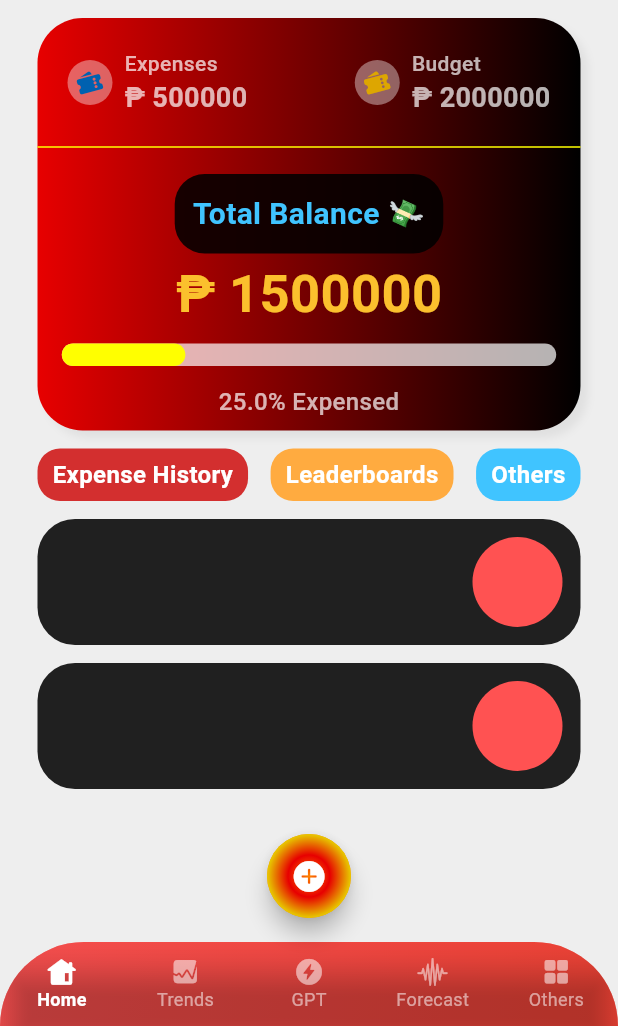
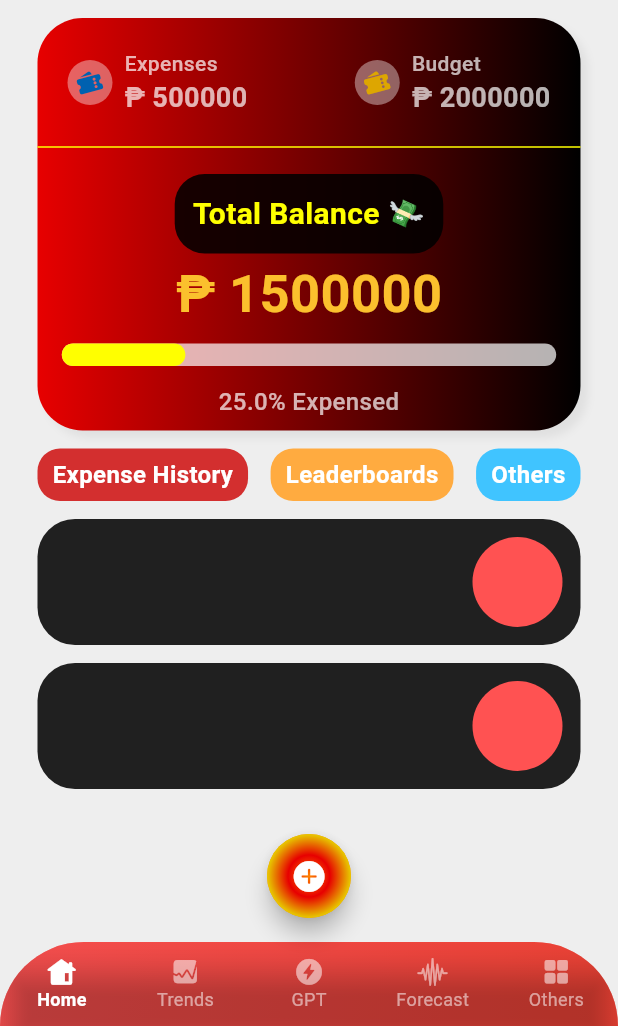
Before and after one commit to donyelqt/pera-pinoy, a Flutter app: the screen it shows after launch, on a phone screen of 412 x 824 dp, the part 210-1236 px from its top. Run offline on Flutter 3.47's test engine with Material 3 defaults, Android fonts, the phone set to English and light mode, and no system bars.

Commit message:
change text color

```diff
--- a/lib/screens/home/views/main_screen.dart
+++ b/lib/screens/home/views/main_screen.dart
@@ -214,7 +214,7 @@ class MainScreen extends StatelessWidget {
                       style: TextStyle(
                           fontSize: 20,
                           color: Colors
-                              .lightBlueAccent, // Color.fromARGB(255, 216, 195, 0),
+                              .yellowAccent, // Color.fromARGB(255, 216, 195, 0),
                           fontWeight: FontWeight.bold),
                     ),
                   ),
```
